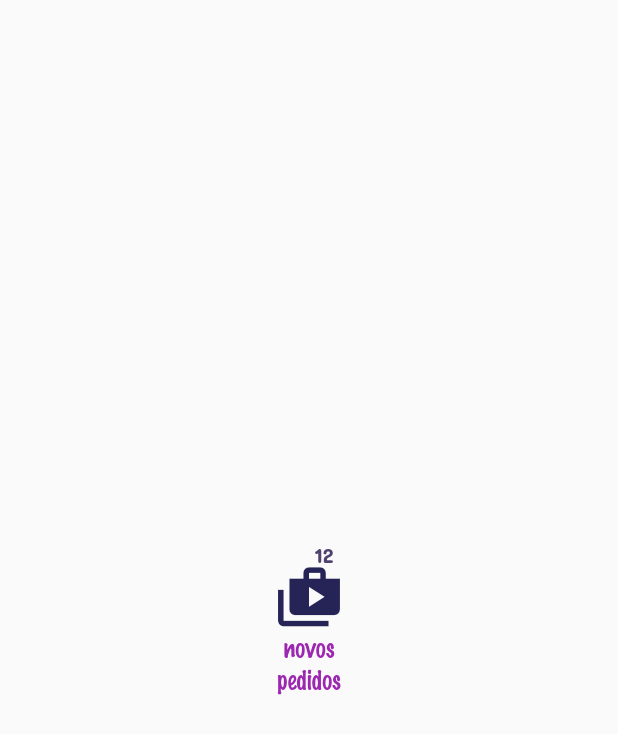
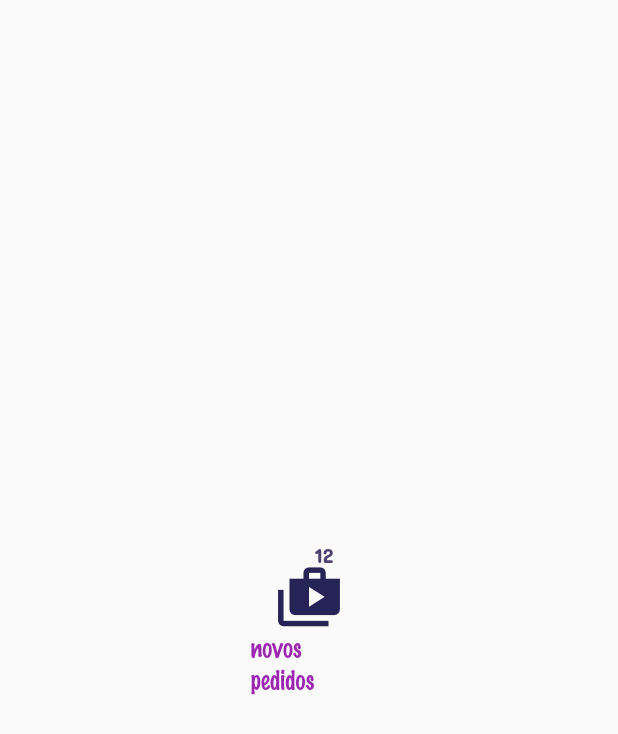
Before and after one commit to LeoneRSantos/Desafio-do-layout-flutter, a Flutter app: the TerceiraLinha widget shown alone on an empty page, opened directly, on a phone screen of 412 x 824 dp. Shown: the top 734 px of the screen. Run offline on Flutter 3.47's test engine with Material 2 defaults, Android fonts, the phone set to English and light mode, and no system bars; our stand-ins replace bubble_bottom_bar.

Commit message:
Conversão da TerceiraLinha e alterações no texto

```diff
--- a/desafio_do_layout/lib/widgets/terceira_linha.dart
+++ b/desafio_do_layout/lib/widgets/terceira_linha.dart
@@ -1,15 +1,20 @@
 import 'package:desafio_do_layout/cores.dart';
+import 'package:desafio_do_layout/widgets/textos.dart';
 import 'package:flutter/material.dart';
 
-class TerceiraLinha extends StatelessWidget {
+class TerceiraLinha extends StatefulWidget {
   TerceiraLinha({Key? key, required this.icone, required this.texto, required this.numero}) : super(key: key);
 
   final String numero;
   final IconData icone;
   final String texto;
 
+  @override
+  State<TerceiraLinha> createState() => _TerceiraLinhaState();
+}
+
+class _TerceiraLinhaState extends State<TerceiraLinha> {
   late Cores c = Cores();
-
 
   @override
   Widget build(BuildContext context) {
@@ -35,13 +40,11 @@ class TerceiraLinha extends StatelessWidget {
                 children: [
                   Padding(
                     padding: const EdgeInsets.only(left: 20.0),
-                    child: Text(numero, style: TextStyle(fontFamily: 'Concert One', fontSize: 14.0, color: c.obterTerceario()),),
+                    child: Text(widget.numero, style: TextStyle(fontFamily: 'Concert One', fontSize: 14.0, color: c.obterTerceario()),),
                   ),
                   ListTile(
-                    title: Icon(icone, size: 45.0, color: c.obterPrincipal()),
-                    subtitle: Text(texto, textAlign: TextAlign.center,
-                    style: TextStyle(color: c.obterSecundario(), fontFamily: 'Marker Felt', fontSize: 16.0),
-                  ),
+                    title: Icon(widget.icone, size: 45.0, color: c.obterPrincipal()),
+                    subtitle: Textos(texto: widget.texto, tamanho: 16.0, cor: Colors.purple),
               )],
               ),
             ),
```
